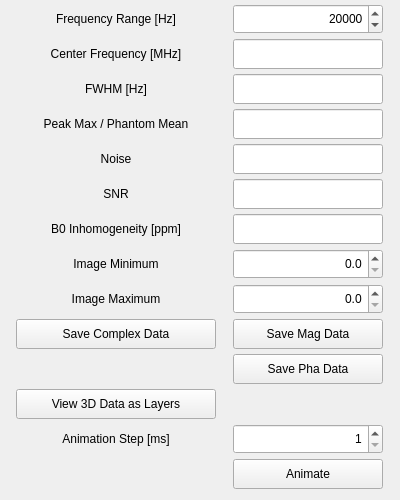
The window that Applications/relax2/ui/plotview.ui (OpenMRI/ocra) describes before a commit, drawn with Qt 5.
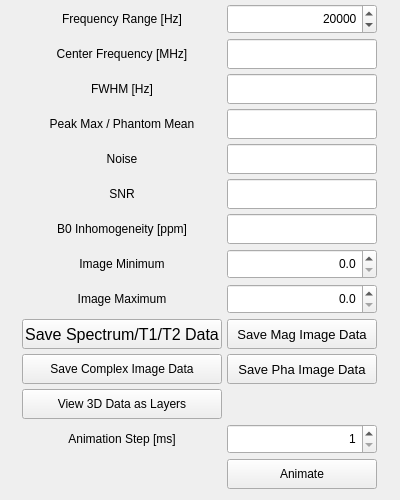
The same window after the commit.

```diff
--- a/Applications/relax2/ui/plotview.ui
+++ b/Applications/relax2/ui/plotview.ui
@@ -12,7 +12,7 @@
   </property>
   <property name="minimumSize">
    <size>
-    <width>400</width>
+    <width>390</width>
     <height>500</height>
    </size>
   </property>
@@ -50,32 +50,10 @@
     <property name="spacing">
      <number>5</number>
     </property>
-    <item row="1" column="0">
-     <widget class="QLabel" name="label_2">
+    <item row="13" column="2">
+     <widget class="QSpinBox" name="Animation_Step_spinBox">
       <property name="minimumSize">
        <size>
-        <width>200</width>
-        <height>30</height>
-       </size>
-      </property>
-      <property name="maximumSize">
-       <size>
-        <width>200</width>
-        <height>30</height>
-       </size>
-      </property>
-      <property name="text">
-       <string>Center Frequency [MHz]</string>
-      </property>
-      <property name="alignment">
-       <set>Qt::AlignCenter</set>
-      </property>
-     </widget>
-    </item>
-    <item row="6" column="1">
-     <widget class="QLineEdit" name="Inhomogeneity_lineEdit">
-      <property name="minimumSize">
-       <size>
         <width>150</width>
         <height>30</height>
        </size>
@@ -89,37 +67,37 @@
       <property name="alignment">
        <set>Qt::AlignRight|Qt::AlignTrailing|Qt::AlignVCenter</set>
       </property>
-      <property name="readOnly">
-       <bool>true</bool>
-      </property>
-     </widget>
-    </item>
-    <item row="8" column="1">
-     <widget class="QDoubleSpinBox" name="Image_Maximum_doubleSpinBox">
-      <property name="minimumSize">
-       <size>
-        <width>150</width>
-        <height>30</height>
-       </size>
-      </property>
-      <property name="maximumSize">
-       <size>
-        <width>150</width>
-        <height>30</height>
-       </size>
-      </property>
-      <property name="alignment">
-       <set>Qt::AlignRight|Qt::AlignTrailing|Qt::AlignVCenter</set>
-      </property>
-      <property name="decimals">
+      <property name="minimum">
        <number>1</number>
       </property>
       <property name="maximum">
-       <double>10000.000000000000000</double>
+       <number>2000</number>
       </property>
      </widget>
     </item>
-    <item row="4" column="0">
+    <item row="0" column="1">
+     <widget class="QLabel" name="label">
+      <property name="minimumSize">
+       <size>
+        <width>200</width>
+        <height>30</height>
+       </size>
+      </property>
+      <property name="maximumSize">
+       <size>
+        <width>200</width>
+        <height>30</height>
+       </size>
+      </property>
+      <property name="text">
+       <string>Frequency Range [Hz]</string>
+      </property>
+      <property name="alignment">
+       <set>Qt::AlignCenter</set>
+      </property>
+     </widget>
+    </item>
+    <item row="4" column="1">
      <widget class="QLabel" name="label_6">
       <property name="minimumSize">
        <size>
@@ -141,95 +119,29 @@
       </property>
      </widget>
     </item>
-    <item row="4" column="1">
-     <widget class="QLineEdit" name="Noise_lineEdit">
-      <property name="minimumSize">
-       <size>
-        <width>150</width>
-        <height>30</height>
-       </size>
-      </property>
-      <property name="maximumSize">
-       <size>
-        <width>150</width>
-        <height>30</height>
-       </size>
-      </property>
-      <property name="alignment">
-       <set>Qt::AlignRight|Qt::AlignTrailing|Qt::AlignVCenter</set>
-      </property>
-      <property name="readOnly">
-       <bool>true</bool>
-      </property>
-     </widget>
-    </item>
-    <item row="5" column="0">
-     <widget class="QLabel" name="label_4">
-      <property name="minimumSize">
-       <size>
-        <width>200</width>
-        <height>30</height>
-       </size>
-      </property>
-      <property name="maximumSize">
-       <size>
-        <width>200</width>
-        <height>30</height>
-       </size>
-      </property>
-      <property name="text">
-       <string>SNR</string>
-      </property>
-      <property name="alignment">
-       <set>Qt::AlignCenter</set>
-      </property>
-     </widget>
-    </item>
-    <item row="13" column="0">
-     <widget class="QLabel" name="label_8">
-      <property name="minimumSize">
-       <size>
-        <width>200</width>
-        <height>30</height>
-       </size>
-      </property>
-      <property name="maximumSize">
-       <size>
-        <width>200</width>
-        <height>30</height>
-       </size>
-      </property>
-      <property name="text">
-       <string>Animation Step [ms]</string>
-      </property>
-      <property name="alignment">
-       <set>Qt::AlignCenter</set>
-      </property>
-     </widget>
-    </item>
     <item row="1" column="1">
-     <widget class="QLineEdit" name="Center_Frequency_lineEdit">
+     <widget class="QLabel" name="label_2">
       <property name="minimumSize">
        <size>
-        <width>150</width>
+        <width>200</width>
         <height>30</height>
        </size>
       </property>
       <property name="maximumSize">
        <size>
-        <width>150</width>
+        <width>200</width>
         <height>30</height>
        </size>
       </property>
+      <property name="text">
+       <string>Center Frequency [MHz]</string>
+      </property>
       <property name="alignment">
-       <set>Qt::AlignRight|Qt::AlignTrailing|Qt::AlignVCenter</set>
-      </property>
-      <property name="readOnly">
-       <bool>true</bool>
+       <set>Qt::AlignCenter</set>
       </property>
      </widget>
     </item>
-    <item row="3" column="1">
+    <item row="3" column="2">
      <widget class="QLineEdit" name="Peak_lineEdit">
       <property name="minimumSize">
        <size>
@@ -251,79 +163,7 @@
       </property>
      </widget>
     </item>
-    <item row="8" column="0">
-     <widget class="QLabel" name="label_10">
-      <property name="minimumSize">
-       <size>
-        <width>200</width>
-        <height>30</height>
-       </size>
-      </property>
-      <property name="maximumSize">
-       <size>
-        <width>200</width>
-        <height>30</height>
-       </size>
-      </property>
-      <property name="text">
-       <string>Image Maximum</string>
-      </property>
-      <property name="alignment">
-       <set>Qt::AlignCenter</set>
-      </property>
-     </widget>
-    </item>
-    <item row="13" column="1">
-     <widget class="QSpinBox" name="Animation_Step_spinBox">
-      <property name="minimumSize">
-       <size>
-        <width>150</width>
-        <height>30</height>
-       </size>
-      </property>
-      <property name="maximumSize">
-       <size>
-        <width>150</width>
-        <height>30</height>
-       </size>
-      </property>
-      <property name="alignment">
-       <set>Qt::AlignRight|Qt::AlignTrailing|Qt::AlignVCenter</set>
-      </property>
-      <property name="minimum">
-       <number>1</number>
-      </property>
-      <property name="maximum">
-       <number>2000</number>
-      </property>
-      <property name="singleStep">
-       <number>100</number>
-      </property>
-     </widget>
-    </item>
-    <item row="6" column="0">
-     <widget class="QLabel" name="label_7">
-      <property name="minimumSize">
-       <size>
-        <width>200</width>
-        <height>30</height>
-       </size>
-      </property>
-      <property name="maximumSize">
-       <size>
-        <width>200</width>
-        <height>30</height>
-       </size>
-      </property>
-      <property name="text">
-       <string>B0 Inhomogeneity [ppm]</string>
-      </property>
-      <property name="alignment">
-       <set>Qt::AlignCenter</set>
-      </property>
-     </widget>
-    </item>
-    <item row="3" column="0">
+    <item row="3" column="1">
      <widget class="QLabel" name="label_5">
       <property name="minimumSize">
        <size>
@@ -345,29 +185,7 @@
       </property>
      </widget>
     </item>
-    <item row="0" column="0">
-     <widget class="QLabel" name="label">
-      <property name="minimumSize">
-       <size>
-        <width>200</width>
-        <height>30</height>
-       </size>
-      </property>
-      <property name="maximumSize">
-       <size>
-        <width>200</width>
-        <height>30</height>
-       </size>
-      </property>
-      <property name="text">
-       <string>Frequency Range [Hz]</string>
-      </property>
-      <property name="alignment">
-       <set>Qt::AlignCenter</set>
-      </property>
-     </widget>
-    </item>
-    <item row="5" column="1">
+    <item row="5" column="2">
      <widget class="QLineEdit" name="SNR_lineEdit">
       <property name="minimumSize">
        <size>
@@ -389,7 +207,7 @@
       </property>
      </widget>
     </item>
-    <item row="2" column="1">
+    <item row="2" column="2">
      <widget class="QLineEdit" name="FWHM_lineEdit">
       <property name="minimumSize">
        <size>
@@ -411,10 +229,32 @@
       </property>
      </widget>
     </item>
-    <item row="2" column="0">
-     <widget class="QLabel" name="label_3">
+    <item row="14" column="2">
+     <widget class="QPushButton" name="Animate_pushButton">
       <property name="minimumSize">
        <size>
+        <width>150</width>
+        <height>30</height>
+       </size>
+      </property>
+      <property name="maximumSize">
+       <size>
+        <width>150</width>
+        <height>30</height>
+       </size>
+      </property>
+      <property name="text">
+       <string>Animate</string>
+      </property>
+      <property name="autoDefault">
+       <bool>false</bool>
+      </property>
+     </widget>
+    </item>
+    <item row="8" column="1">
+     <widget class="QLabel" name="label_10">
+      <property name="minimumSize">
+       <size>
         <width>200</width>
         <height>30</height>
        </size>
@@ -426,14 +266,14 @@
        </size>
       </property>
       <property name="text">
-       <string>FWHM [Hz]</string>
+       <string>Image Maximum</string>
       </property>
       <property name="alignment">
        <set>Qt::AlignCenter</set>
       </property>
      </widget>
     </item>
-    <item row="0" column="1">
+    <item row="0" column="2">
      <widget class="QSpinBox" name="Frequncyaxisrange_spinBox">
       <property name="minimumSize">
        <size>
@@ -464,29 +304,7 @@
       </property>
      </widget>
     </item>
-    <item row="7" column="0">
-     <widget class="QLabel" name="label_9">
-      <property name="minimumSize">
-       <size>
-        <width>200</width>
-        <height>30</height>
-       </size>
-      </property>
-      <property name="maximumSize">
-       <size>
-        <width>200</width>
-        <height>30</height>
-       </size>
-      </property>
-      <property name="text">
-       <string>Image Minimum</string>
-      </property>
-      <property name="alignment">
-       <set>Qt::AlignCenter</set>
-      </property>
-     </widget>
-    </item>
-    <item row="7" column="1">
+    <item row="7" column="2">
      <widget class="QDoubleSpinBox" name="Image_Minimum_doubleSpinBox">
       <property name="minimumSize">
        <size>
@@ -511,22 +329,27 @@
       </property>
      </widget>
     </item>
-    <item row="12" column="0">
-     <widget class="QPushButton" name="View_3D_Data_pushButton">
+    <item row="11" column="2">
+     <widget class="QPushButton" name="Save_Pha_Image_Data_pushButton">
       <property name="minimumSize">
        <size>
-        <width>200</width>
+        <width>150</width>
         <height>30</height>
        </size>
       </property>
       <property name="maximumSize">
        <size>
-        <width>200</width>
+        <width>150</width>
         <height>30</height>
        </size>
       </property>
+      <property name="font">
+       <font>
+        <pointsize>10</pointsize>
+       </font>
+      </property>
       <property name="text">
-       <string>View 3D Data as Layers</string>
+       <string>Save Pha Image Data</string>
       </property>
       <property name="autoDefault">
        <bool>false</bool>
@@ -534,21 +357,26 @@
      </widget>
     </item>
     <item row="10" column="1">
-     <widget class="QPushButton" name="Save_Mag_Image_Data_pushButton">
+     <widget class="QPushButton" name="Save_Spectrum_Data_pushButton">
       <property name="minimumSize">
        <size>
-        <width>150</width>
+        <width>200</width>
         <height>30</height>
        </size>
       </property>
       <property name="maximumSize">
        <size>
-        <width>150</width>
+        <width>200</width>
         <height>30</height>
        </size>
       </property>
+      <property name="font">
+       <font>
+        <pointsize>12</pointsize>
+       </font>
+      </property>
       <property name="text">
-       <string>Save Mag Data</string>
+       <string>Save Spectrum/T1/T2 Data</string>
       </property>
       <property name="autoDefault">
        <bool>false</bool>
@@ -556,28 +384,6 @@
      </widget>
     </item>
     <item row="11" column="1">
-     <widget class="QPushButton" name="Save_Pha_Image_Data_pushButton">
-      <property name="minimumSize">
-       <size>
-        <width>150</width>
-        <height>30</height>
-       </size>
-      </property>
-      <property name="maximumSize">
-       <size>
-        <width>150</width>
-        <height>30</height>
-       </size>
-      </property>
-      <property name="text">
-       <string>Save Pha Data</string>
-      </property>
-      <property name="autoDefault">
-       <bool>false</bool>
-      </property>
-     </widget>
-    </item>
-    <item row="10" column="0">
      <widget class="QPushButton" name="Save_Image_Data_pushButton">
       <property name="minimumSize">
        <size>
@@ -592,17 +398,61 @@
        </size>
       </property>
       <property name="text">
-       <string>Save Complex Data</string>
+       <string>Save Complex Image Data</string>
       </property>
       <property name="autoDefault">
        <bool>false</bool>
       </property>
      </widget>
     </item>
-    <item row="14" column="1">
-     <widget class="QPushButton" name="Animate_pushButton">
+    <item row="2" column="1">
+     <widget class="QLabel" name="label_3">
       <property name="minimumSize">
        <size>
+        <width>200</width>
+        <height>30</height>
+       </size>
+      </property>
+      <property name="maximumSize">
+       <size>
+        <width>200</width>
+        <height>30</height>
+       </size>
+      </property>
+      <property name="text">
+       <string>FWHM [Hz]</string>
+      </property>
+      <property name="alignment">
+       <set>Qt::AlignCenter</set>
+      </property>
+     </widget>
+    </item>
+    <item row="6" column="1">
+     <widget class="QLabel" name="label_7">
+      <property name="minimumSize">
+       <size>
+        <width>200</width>
+        <height>30</height>
+       </size>
+      </property>
+      <property name="maximumSize">
+       <size>
+        <width>200</width>
+        <height>30</height>
+       </size>
+      </property>
+      <property name="text">
+       <string>B0 Inhomogeneity [ppm]</string>
+      </property>
+      <property name="alignment">
+       <set>Qt::AlignCenter</set>
+      </property>
+     </widget>
+    </item>
+    <item row="8" column="2">
+     <widget class="QDoubleSpinBox" name="Image_Maximum_doubleSpinBox">
+      <property name="minimumSize">
+       <size>
         <width>150</width>
         <height>30</height>
        </size>
@@ -613,14 +463,230 @@
         <height>30</height>
        </size>
       </property>
+      <property name="alignment">
+       <set>Qt::AlignRight|Qt::AlignTrailing|Qt::AlignVCenter</set>
+      </property>
+      <property name="decimals">
+       <number>1</number>
+      </property>
+      <property name="maximum">
+       <double>10000.000000000000000</double>
+      </property>
+     </widget>
+    </item>
+    <item row="12" column="1">
+     <widget class="QPushButton" name="View_3D_Data_pushButton">
+      <property name="minimumSize">
+       <size>
+        <width>200</width>
+        <height>30</height>
+       </size>
+      </property>
+      <property name="maximumSize">
+       <size>
+        <width>200</width>
+        <height>30</height>
+       </size>
+      </property>
       <property name="text">
-       <string>Animate</string>
+       <string>View 3D Data as Layers</string>
       </property>
       <property name="autoDefault">
        <bool>false</bool>
       </property>
      </widget>
     </item>
+    <item row="7" column="1">
+     <widget class="QLabel" name="label_9">
+      <property name="minimumSize">
+       <size>
+        <width>200</width>
+        <height>30</height>
+       </size>
+      </property>
+      <property name="maximumSize">
+       <size>
+        <width>200</width>
+        <height>30</height>
+       </size>
+      </property>
+      <property name="text">
+       <string>Image Minimum</string>
+      </property>
+      <property name="alignment">
+       <set>Qt::AlignCenter</set>
+      </property>
+     </widget>
+    </item>
+    <item row="5" column="1">
+     <widget class="QLabel" name="label_4">
+      <property name="minimumSize">
+       <size>
+        <width>200</width>
+        <height>30</height>
+       </size>
+      </property>
+      <property name="maximumSize">
+       <size>
+        <width>200</width>
+        <height>30</height>
+       </size>
+      </property>
+      <property name="text">
+       <string>SNR</string>
+      </property>
+      <property name="alignment">
+       <set>Qt::AlignCenter</set>
+      </property>
+     </widget>
+    </item>
+    <item row="10" column="2">
+     <widget class="QPushButton" name="Save_Mag_Image_Data_pushButton">
+      <property name="minimumSize">
+       <size>
+        <width>150</width>
+        <height>30</height>
+       </size>
+      </property>
+      <property name="maximumSize">
+       <size>
+        <width>150</width>
+        <height>30</height>
+       </size>
+      </property>
+      <property name="font">
+       <font>
+        <pointsize>10</pointsize>
+       </font>
+      </property>
+      <property name="text">
+       <string>Save Mag Image Data</string>
+      </property>
+      <property name="autoDefault">
+       <bool>false</bool>
+      </property>
+     </widget>
+    </item>
+    <item row="2" column="0">
+     <spacer name="horizontalSpacer">
+      <property name="orientation">
+       <enum>Qt::Horizontal</enum>
+      </property>
+      <property name="sizeType">
+       <enum>QSizePolicy::Preferred</enum>
+      </property>
+      <property name="sizeHint" stdset="0">
+       <size>
+        <width>40</width>
+        <height>20</height>
+       </size>
+      </property>
+     </spacer>
+    </item>
+    <item row="1" column="2">
+     <widget class="QLineEdit" name="Center_Frequency_lineEdit">
+      <property name="minimumSize">
+       <size>
+        <width>150</width>
+        <height>30</height>
+       </size>
+      </property>
+      <property name="maximumSize">
+       <size>
+        <width>150</width>
+        <height>30</height>
+       </size>
+      </property>
+      <property name="alignment">
+       <set>Qt::AlignRight|Qt::AlignTrailing|Qt::AlignVCenter</set>
+      </property>
+      <property name="readOnly">
+       <bool>true</bool>
+      </property>
+     </widget>
+    </item>
+    <item row="13" column="1">
+     <widget class="QLabel" name="label_8">
+      <property name="minimumSize">
+       <size>
+        <width>200</width>
+        <height>30</height>
+       </size>
+      </property>
+      <property name="maximumSize">
+       <size>
+        <width>200</width>
+        <height>30</height>
+       </size>
+      </property>
+      <property name="text">
+       <string>Animation Step [ms]</string>
+      </property>
+      <property name="alignment">
+       <set>Qt::AlignCenter</set>
+      </property>
+     </widget>
+    </item>
+    <item row="6" column="2">
+     <widget class="QLineEdit" name="Inhomogeneity_lineEdit">
+      <property name="minimumSize">
+       <size>
+        <width>150</width>
+        <height>30</height>
+       </size>
+      </property>
+      <property name="maximumSize">
+       <size>
+        <width>150</width>
+        <height>30</height>
+       </size>
+      </property>
+      <property name="alignment">
+       <set>Qt::AlignRight|Qt::AlignTrailing|Qt::AlignVCenter</set>
+      </property>
+      <property name="readOnly">
+       <bool>true</bool>
+      </property>
+     </widget>
+    </item>
+    <item row="4" column="2">
+     <widget class="QLineEdit" name="Noise_lineEdit">
+      <property name="minimumSize">
+       <size>
+        <width>150</width>
+        <height>30</height>
+       </size>
+      </property>
+      <property name="maximumSize">
+       <size>
+        <width>150</width>
+        <height>30</height>
+       </size>
+      </property>
+      <property name="alignment">
+       <set>Qt::AlignRight|Qt::AlignTrailing|Qt::AlignVCenter</set>
+      </property>
+      <property name="readOnly">
+       <bool>true</bool>
+      </property>
+     </widget>
+    </item>
+    <item row="2" column="3">
+     <spacer name="horizontalSpacer_2">
+      <property name="orientation">
+       <enum>Qt::Horizontal</enum>
+      </property>
+      <property name="sizeType">
+       <enum>QSizePolicy::Preferred</enum>
+      </property>
+      <property name="sizeHint" stdset="0">
+       <size>
+        <width>40</width>
+        <height>20</height>
+       </size>
+      </property>
+     </spacer>
+    </item>
    </layout>
   </widget>
  </widget>
```
Left out of the diff: 3 changed lines with no effect on the pictures.
